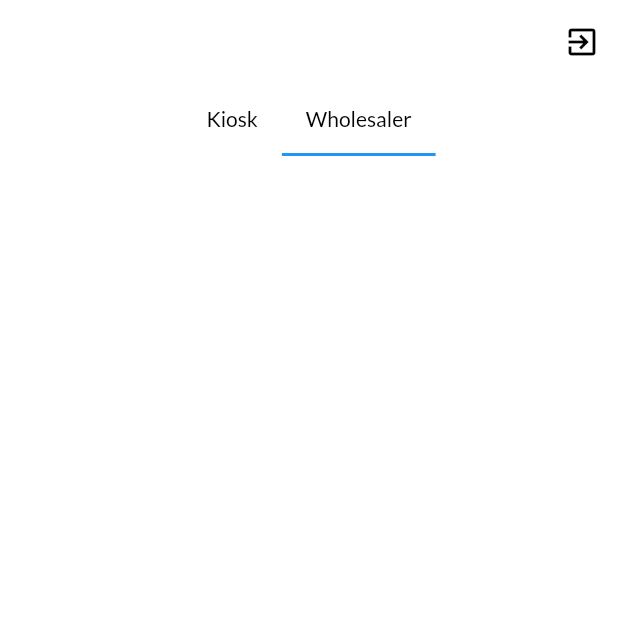
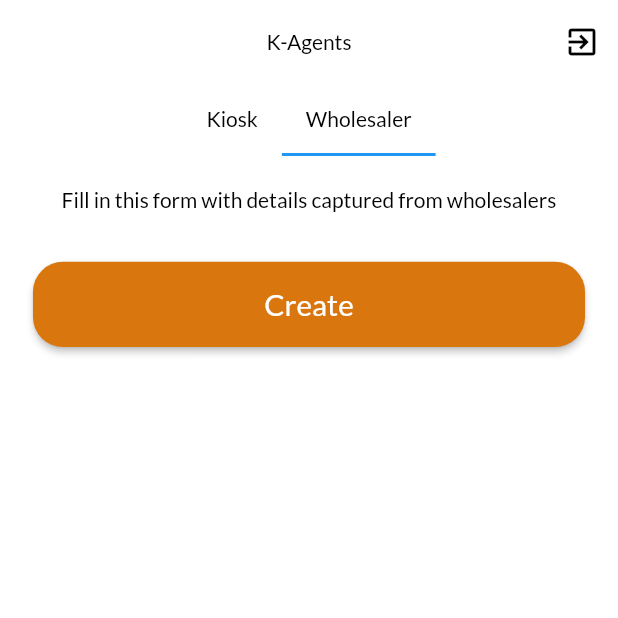
Before and after one commit to CarltonK/kweli_agents-fe, a Flutter app: the screen it shows once a user with an empty profile is signed in, tab 2 chosen, on a phone screen of 412 x 824 dp, the top half of it. Run offline on Flutter 3.47's test engine with Material 2 defaults, Android fonts, the phone set to English and light mode, and no system bars; our stand-ins replace cloud_firestore, firebase_auth, firebase_core, flutter_spinkit, flutter_svg, geolocator and 1 more; accounts and stored records are empty.

Commit message:
KS-161 #comment setup base wholesaler screen

```diff
--- a/lib/screens/home/base_home.dart
+++ b/lib/screens/home/base_home.dart
@@ -33,6 +33,7 @@ class _BaseHomeScreenState extends State<BaseHomeScreen> {
       backgroundColor: Colors.white,
       elevation: 0,
       bottom: _tabHeaders(),
+      title: const Text('K-Agents'),
       actions: [
         GlobalCircleButton(
           color: Colors.black,
@@ -54,7 +55,7 @@ class _BaseHomeScreenState extends State<BaseHomeScreen> {
     );
   }
 
-  final List<Widget> _pages = [const KioskForm(), const WholesalerForm()];
+  final List<Widget> _pages = [const KioskForm(), const WholesalerScreen()];
 
   @override
   void initState() {
--- a/lib/screens/home/wholesaler_form.dart
+++ /dev/null
@@ -1,15 +0,0 @@
-import 'package:flutter/material.dart';
-
-class WholesalerForm extends StatefulWidget {
-  const WholesalerForm({Key? key}) : super(key: key);
-
-  @override
-  _WholesalerFormState createState() => _WholesalerFormState();
-}
-
-class _WholesalerFormState extends State<WholesalerForm> {
-  @override
-  Widget build(BuildContext context) {
-    return Container();
-  }
-}
--- /dev/null
+++ b/lib/screens/home/wholesaler_screen.dart
@@ -0,0 +1,63 @@
+import 'package:flutter/material.dart';
+import '../../widgets/widgets.dart';
+import '../../utilities/utilities.dart';
+
+class WholesalerScreen extends StatelessWidget {
+  const WholesalerScreen({Key? key}) : super(key: key);
+
+  @override
+  Widget build(BuildContext context) {
+    return GestureDetector(
+      onTap: () => KeyboardUtil.hideKeyboard(context),
+      child: SizedBox(
+        width: double.infinity,
+        child: Padding(
+          padding: EdgeInsets.symmetric(
+            horizontal: getProportionateScreenWidth(20),
+          ),
+          child: SingleChildScrollView(
+            child: Column(
+              children: [
+                SizedBox(height: DeviceConfig.screenHeight! * 0.025),
+                const Text(
+                  'Fill in this form with details captured from wholesalers',
+                  style: TextStyle(color: Colors.black),
+                  textAlign: TextAlign.center,
+                ),
+                SizedBox(height: DeviceConfig.screenHeight! * 0.04),
+                const WholesalerForm(),
+                SizedBox(height: DeviceConfig.screenHeight! * 0.04),
+              ],
+            ),
+          ),
+        ),
+      ),
+    );
+  }
+}
+
+class WholesalerForm extends StatefulWidget {
+  const WholesalerForm({Key? key}) : super(key: key);
+
+  @override
+  _WholesalerFormState createState() => _WholesalerFormState();
+}
+
+class _WholesalerFormState extends State<WholesalerForm> {
+  final _wholesalerFormKey = GlobalKey<FormState>();
+
+  @override
+  Widget build(BuildContext context) {
+    return Form(
+      key: _wholesalerFormKey,
+      child: Column(
+        children: [
+          GlobalActionButton(
+            action: 'Create',
+            onPressed: () {},
+          ),
+        ],
+      ),
+    );
+  }
+}
--- a/lib/screens/screens.dart
+++ b/lib/screens/screens.dart
@@ -1,5 +1,5 @@
 export 'home/base_home.dart';
 export 'home/kiosk_form.dart';
-export 'home/wholesaler_form.dart';
+export 'home/wholesaler_screen.dart';
 export '/screens/authentication/sign_in/sign_in.dart';
 export '/screens/authentication/sign_up/sign_up.dart';
```
